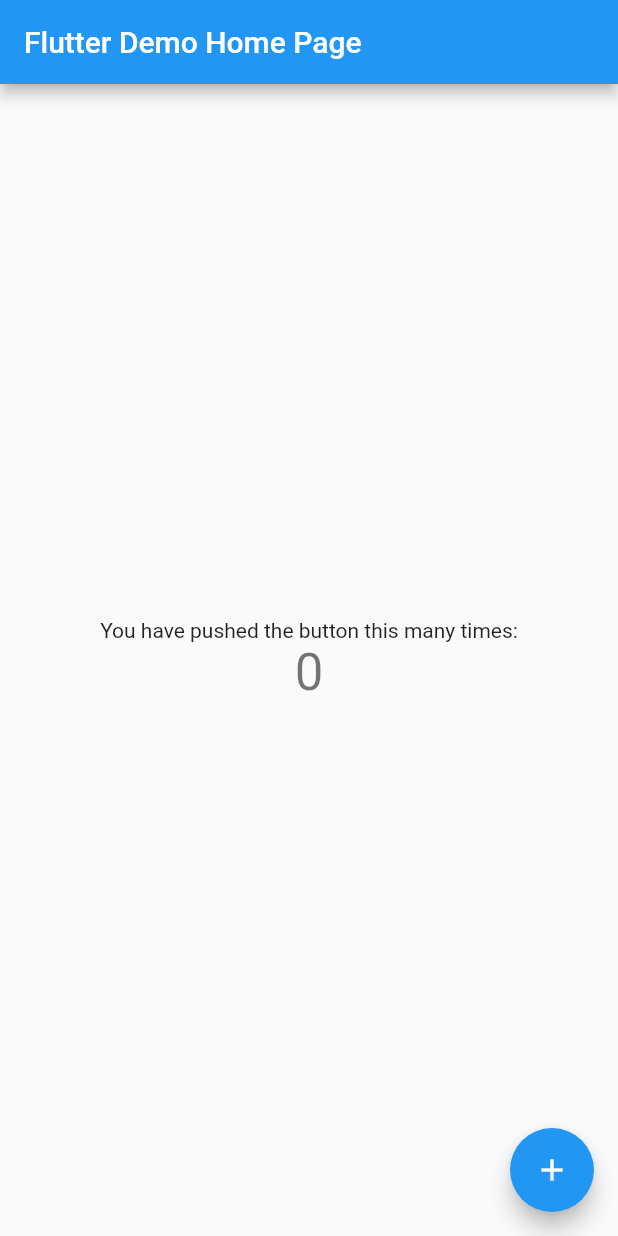
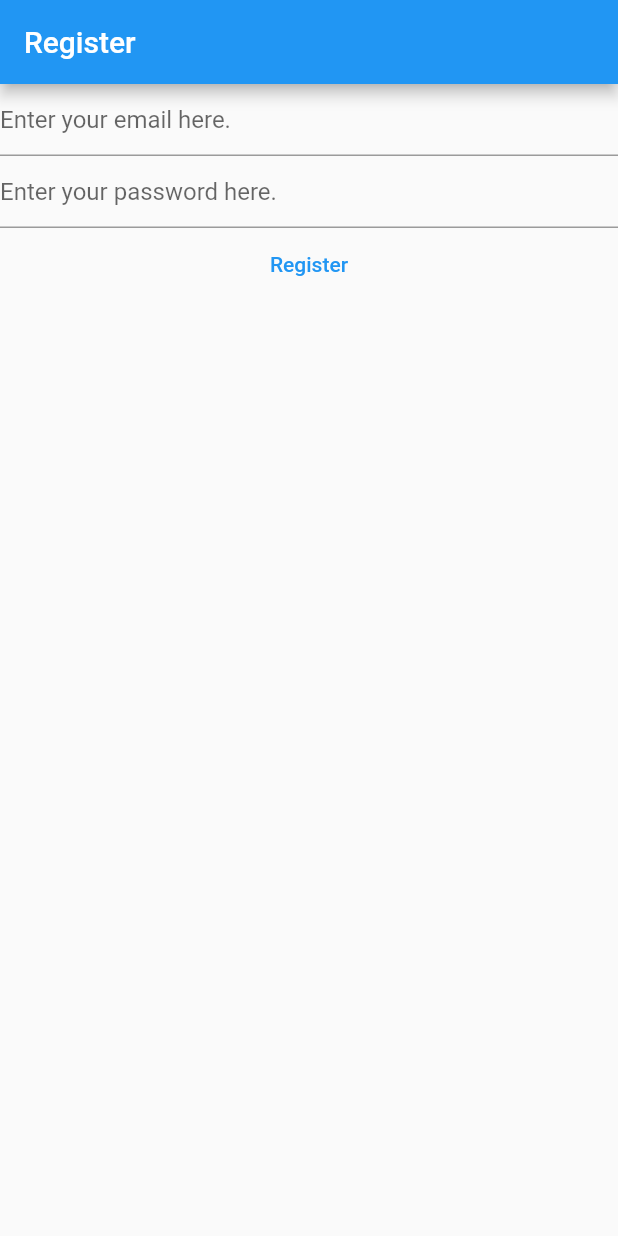
Before and after one commit to VincentGonnet/Colorfool, a Flutter app: the screen it shows after launch, on a phone screen of 412 x 824 dp. Run offline on Flutter 3.47's test engine with Material 2 defaults, Android fonts, the phone set to English and light mode, and no system bars; our stand-ins replace firebase_auth, firebase_core; accounts and stored records are empty.

Commit message:
basic Firebase setup & register

```diff
--- a/lib/main.dart
+++ b/lib/main.dart
@@ -1,115 +1,103 @@
+import 'package:firebase_core/firebase_core.dart';
 import 'package:flutter/material.dart';
+import 'package:firebase_auth/firebase_auth.dart';
+import 'firebase_options.dart';
 
 void main() {
+  WidgetsFlutterBinding.ensureInitialized();
   runApp(const MyApp());
 }
 
 class MyApp extends StatelessWidget {
   const MyApp({Key? key}) : super(key: key);
 
-  // This widget is the root of your application.
   @override
   Widget build(BuildContext context) {
     return MaterialApp(
-      title: 'Flutter Demo',
+      title: 'Colorfool',
       theme: ThemeData(
-        // This is the theme of your application.
-        //
-        // Try running your application with "flutter run". You'll see the
-        // application has a blue toolbar. Then, without quitting the app, try
-        // changing the primarySwatch below to Colors.green and then invoke
-        // "hot reload" (press "r" in the console where you ran "flutter run",
-        // or simply save your changes to "hot reload" in a Flutter IDE).
-        // Notice that the counter didn't reset back to zero; the application
-        // is not restarted.
         primarySwatch: Colors.blue,
       ),
-      home: const MyHomePage(title: 'Flutter Demo Home Page'),
+      home: const HomePage(),
     );
   }
 }
 
-class MyHomePage extends StatefulWidget {
-  const MyHomePage({Key? key, required this.title}) : super(key: key);
-
-  // This widget is the home page of your application. It is stateful, meaning
-  // that it has a State object (defined below) that contains fields that affect
-  // how it looks.
-
-  // This class is the configuration for the state. It holds the values (in this
-  // case the title) provided by the parent (in this case the App widget) and
-  // used by the build method of the State. Fields in a Widget subclass are
-  // always marked "final".
-
-  final String title;
+class HomePage extends StatefulWidget {
+  const HomePage({Key? key}) : super(key: key);
 
   @override
-  State<MyHomePage> createState() => _MyHomePageState();
+  State<HomePage> createState() => _HomePageState();
 }
 
-class _MyHomePageState extends State<MyHomePage> {
-  int _counter = 0;
+class _HomePageState extends State<HomePage> {
+  late final TextEditingController _email;
+  late final TextEditingController _password;
 
-  void _incrementCounter() {
-    setState(() {
-      // This call to setState tells the Flutter framework that something has
-      // changed in this State, which causes it to rerun the build method below
-      // so that the display can reflect the updated values. If we changed
-      // _counter without calling setState(), then the build method would not be
-      // called again, and so nothing would appear to happen.
-      _counter++;
-    });
+  @override
+  void initState() {
+    _email = TextEditingController();
+    _password = TextEditingController();
+    super.initState();
+  }
+
+  @override
+  void dispose() {
+    _email.dispose();
+    _password.dispose();
+    super.dispose();
   }
 
   @override
   Widget build(BuildContext context) {
-    // This method is rerun every time setState is called, for instance as done
-    // by the _incrementCounter method above.
-    //
-    // The Flutter framework has been optimized to make rerunning build methods
-    // fast, so that you can just rebuild anything that needs updating rather
-    // than having to individually change instances of widgets.
     return Scaffold(
       appBar: AppBar(
-        // Here we take the value from the MyHomePage object that was created by
-        // the App.build method, and use it to set our appbar title.
-        title: Text(widget.title),
+        title: const Text("Register"),
       ),
-      body: Center(
-        // Center is a layout widget. It takes a single child and positions it
-        // in the middle of the parent.
-        child: Column(
-          // Column is also a layout widget. It takes a list of children and
-          // arranges them vertically. By default, it sizes itself to fit its
-          // children horizontally, and tries to be as tall as its parent.
-          //
-          // Invoke "debug painting" (press "p" in the console, choose the
-          // "Toggle Debug Paint" action from the Flutter Inspector in Android
-          // Studio, or the "Toggle Debug Paint" command in Visual Studio Code)
-          // to see the wireframe for each widget.
-          //
-          // Column has various properties to control how it sizes itself and
-          // how it positions its children. Here we use mainAxisAlignment to
-          // center the children vertically; the main axis here is the vertical
-          // axis because Columns are vertical (the cross axis would be
-          // horizontal).
-          mainAxisAlignment: MainAxisAlignment.center,
-          children: <Widget>[
-            const Text(
-              'You have pushed the button this many times:',
-            ),
-            Text(
-              '$_counter',
-              style: Theme.of(context).textTheme.headline4,
-            ),
-          ],
+      body: FutureBuilder(
+        future: Firebase.initializeApp(
+          options: DefaultFirebaseOptions.currentPlatform,
         ),
+        builder: (context, snapshot) {
+          switch (snapshot.connectionState) {
+            case ConnectionState.done:
+              return Column(
+                children: [
+                  TextField(
+                    controller: _email,
+                    keyboardType: TextInputType.emailAddress,
+                    decoration: const InputDecoration(
+                      hintText: 'Enter your email here.',
+                    ),
+                  ),
+                  TextField(
+                    controller: _password,
+                    obscureText: true,
+                    enableSuggestions: false,
+                    autocorrect: false,
+                    decoration: const InputDecoration(
+                        hintText: 'Enter your password here.'
+                    ),
+                  ),
+                  TextButton(
+                    onPressed: () async {
+                      final email = _email.text;
+                      final password = _password.text;
+                      final userCredential = await FirebaseAuth.instance.createUserWithEmailAndPassword(
+                          email: email,
+                          password: password
+                      );
+                      print(userCredential);
+                    },
+                    child: const Text("Register"),
+                  ),
+                ],
+              );
+            default:
+              return const Text("Loading");
+          }
+        },
       ),
-      floatingActionButton: FloatingActionButton(
-        onPressed: _incrementCounter,
-        tooltip: 'Increment',
-        child: const Icon(Icons.add),
-      ), // This trailing comma makes auto-formatting nicer for build methods.
     );
   }
 }
```
